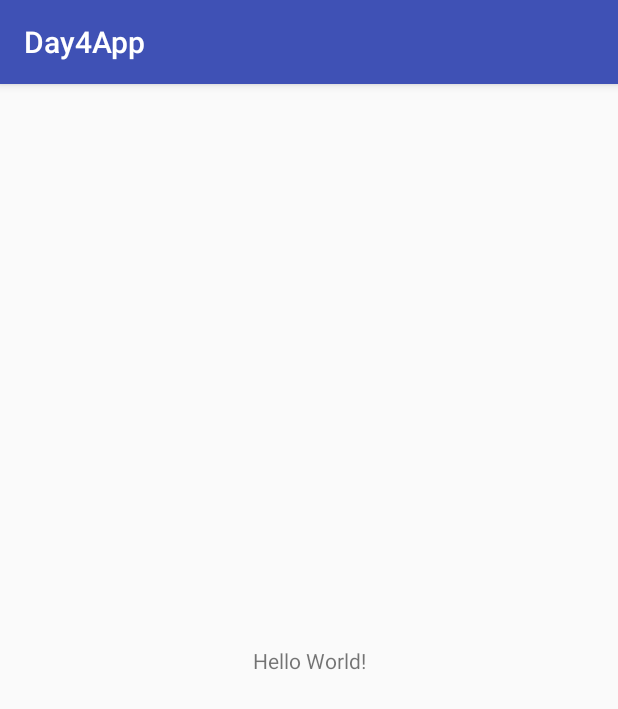
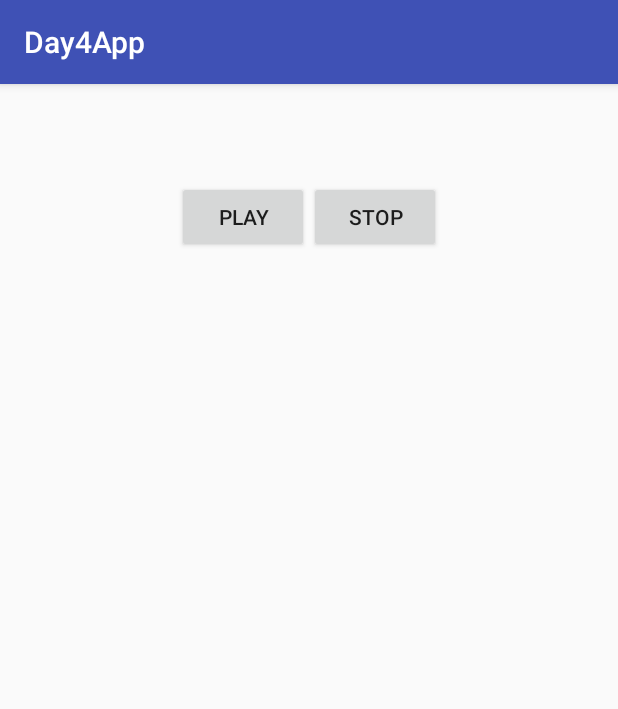
Before and after one commit to kolboch/MusicApp, an Android app: the screen it shows after launch (MainActivity), on a phone screen of 412 x 824 dp. Shown: the top 709 px of the screen. Run offline under Robolectric (Android 15) with nearby library versions, the phone set to English and light mode, and no system bars.

Commit message:
demo play and stop

```diff
--- a/app/build.gradle
+++ b/app/build.gradle
@@ -1,6 +1,7 @@
 apply plugin: 'com.android.application'
 apply plugin: 'kotlin-android'
 apply plugin: 'kotlin-android-extensions'
+apply plugin: 'org.jetbrains.kotlin.android.extensions'
 
 android {
     compileSdkVersion 26
@@ -21,6 +22,10 @@ android {
     }
 }
 
+androidExtensions {
+    experimental = true
+}
+
 dependencies {
     compile fileTree(dir: 'libs', include: ['*.jar'])
     androidTestCompile('com.android.support.test.espresso:espresso-core:2.2.2', {
--- a/app/src/main/AndroidManifest.xml
+++ b/app/src/main/AndroidManifest.xml
@@ -1,6 +1,10 @@
 <?xml version="1.0" encoding="utf-8"?>
 <manifest xmlns:android="http://schemas.android.com/apk/res/android"
           package="com.kb.example.day4app">
+
+    <uses-permission android:name="android.permission.WRITE_EXTERNAL_STORAGE"/>
+    <uses-permission android:name="android.permission.READ_EXTERNAL_STORAGE"/>
+    <uses-permission android:name="android.permission.WAKE_LOCK"/>
 
     <application
         android:allowBackup="true"
--- a/app/src/main/java/com/kb/example/day4app/MainActivity.kt
+++ b/app/src/main/java/com/kb/example/day4app/MainActivity.kt
@@ -1,12 +1,98 @@
 package com.kb.example.day4app
 
+import android.content.ContentUris
+import android.media.AudioManager
+import android.media.MediaPlayer
+import android.net.Uri
 import android.os.Bundle
+import android.os.PowerManager
+import android.provider.BaseColumns._ID
+import android.provider.MediaStore
+import android.provider.MediaStore.Audio.AudioColumns.*
+import android.provider.MediaStore.Audio.Media.EXTERNAL_CONTENT_URI
+import android.provider.MediaStore.MediaColumns.TITLE
 import android.support.v7.app.AppCompatActivity
+import kotlinx.android.synthetic.main.activity_main.*
+import java.io.IOException
+import java.util.*
 
-class MainActivity : AppCompatActivity() {
+class MainActivity : AppCompatActivity(), MediaPlayer.OnPreparedListener, MediaPlayer.OnErrorListener, MediaPlayer.OnCompletionListener {
+
+    private val player by lazy {
+        MediaPlayer().apply {
+            setWakeMode(applicationContext, PowerManager.PARTIAL_WAKE_LOCK)
+            setAudioStreamType(AudioManager.STREAM_MUSIC)
+            setOnPreparedListener(this@MainActivity)
+            setOnErrorListener(this@MainActivity)
+            setOnCompletionListener(this@MainActivity)
+        }
+    }
+
+    private var songs: MutableList<Song> = mutableListOf()
+    private var currentSongPosition = 0
 
     override fun onCreate(savedInstanceState: Bundle?) {
         super.onCreate(savedInstanceState)
         setContentView(R.layout.activity_main)
+        retrieveDeviceSongList()
+        onListenersSetup()
+    }
+
+    private fun onListenersSetup() {
+        buttonPlay.setOnClickListener {
+            prepareMediaPlayer()
+        }
+
+        buttonStop.setOnClickListener {
+            player.stop()
+        }
+    }
+
+    fun prepareMediaPlayer() {
+        player.reset()
+        val currentlyPlayedSong = songs[currentSongPosition]
+        val currentSongId = currentlyPlayedSong.id
+        val trackUri = ContentUris.withAppendedId(MediaStore.Audio.Media.EXTERNAL_CONTENT_URI, currentSongId)
+
+        try {
+            player.setDataSource(applicationContext, trackUri)
+        } catch (ex: IOException) {
+            ex.printStackTrace()
+        }
+        player.prepareAsync()
+    }
+
+    override fun onCompletion(mediaPlayer: MediaPlayer) = Unit
+
+    override fun onError(mediaPlayer: MediaPlayer, what: Int, extra: Int) = false
+
+    override fun onPrepared(mediaPlayer: MediaPlayer) = player.start()
+
+    private fun retrieveDeviceSongList() {
+        songs = mutableListOf()
+        val musicResolver = contentResolver
+        val musicCursor = musicResolver.query(EXTERNAL_CONTENT_URI, null, null, null, null)
+
+        if (musicCursor != null && musicCursor.moveToFirst()) {
+            val titleColumn = musicCursor.getColumnIndex(TITLE)
+            val idColumn = musicCursor.getColumnIndex(_ID)
+            val artistColumn = musicCursor.getColumnIndex(ARTIST)
+            val albumCoverColumn = musicCursor.getColumnIndex(ALBUM_ID)
+            val albumNameColumn = musicCursor.getColumnIndex(ALBUM)
+            val durationColumn = musicCursor.getColumnIndex(DURATION)
+            do {
+                val thisId = musicCursor.getLong(idColumn)
+                val songTitle = musicCursor.getString(titleColumn)
+                val songArtist = musicCursor.getString(artistColumn)
+                val songAlbum = musicCursor.getString(albumNameColumn)
+                val albumCoverId = musicCursor.getLong(albumCoverColumn)
+                val albumCoverUriPath = Uri.parse("content://media/external/audio/albumart")
+                val albumArtUri = ContentUris.withAppendedId(albumCoverUriPath, albumCoverId)
+                val songDuration = musicCursor.getLong(durationColumn)
+                songs.add(Song(thisId, songTitle, songArtist, songAlbum, albumArtUri, songDuration.toInt()))
+            } while (musicCursor.moveToNext())
+        }
+        musicCursor?.close()
+        Collections.sort<Song>(songs) { lhs, rhs -> lhs.title.compareTo(rhs.title) }
     }
 }
--- a/app/src/main/res/layout/activity_main.xml
+++ b/app/src/main/res/layout/activity_main.xml
@@ -1,19 +1,54 @@
 <?xml version="1.0" encoding="utf-8"?>
-<android.support.constraint.ConstraintLayout
+<LinearLayout
     xmlns:android="http://schemas.android.com/apk/res/android"
     xmlns:app="http://schemas.android.com/apk/res-auto"
     xmlns:tools="http://schemas.android.com/tools"
     android:layout_width="match_parent"
     android:layout_height="match_parent"
+    android:orientation="vertical"
     tools:context="com.kb.example.day4app.MainActivity">
 
-    <TextView
+    <LinearLayout
+        android:layout_width="match_parent"
+        android:layout_height="wrap_content"
+        android:orientation="horizontal">
+
+        <TextView
+            android:id="@+id/songTitle"
+            android:layout_width="0dp"
+            android:layout_height="wrap_content"
+            android:layout_weight="1"
+            android:padding="16dp"
+            android:textSize="24sp"
+            tools:text="Makarena"/>
+
+        <TextView
+            android:id="@+id/songAuthor"
+            android:layout_width="0dp"
+            android:layout_height="wrap_content"
+            android:layout_weight="1"
+            android:gravity="end"
+            android:padding="16dp"
+            android:textSize="24sp"
+            tools:text="50 cent"/>
+    </LinearLayout>
+
+    <LinearLayout
         android:layout_width="wrap_content"
         android:layout_height="wrap_content"
-        android:text="Hello World!"
-        app:layout_constraintBottom_toBottomOf="parent"
-        app:layout_constraintLeft_toLeftOf="parent"
-        app:layout_constraintRight_toRightOf="parent"
-        app:layout_constraintTop_toTopOf="parent"/>
+        android:layout_gravity="center"
+        android:orientation="horizontal">
 
-</android.support.constraint.ConstraintLayout>
+        <Button
+            android:id="@+id/buttonPlay"
+            android:layout_width="wrap_content"
+            android:layout_height="wrap_content"
+            android:text="@string/play"/>
+
+        <Button
+            android:id="@+id/buttonStop"
+            android:layout_width="wrap_content"
+            android:layout_height="wrap_content"
+            android:text="@string/stop"/>
+    </LinearLayout>
+</LinearLayout>
--- a/app/src/main/res/values/strings.xml
+++ b/app/src/main/res/values/strings.xml
@@ -1,3 +1,5 @@
 <resources>
     <string name="app_name">Day4App</string>
+    <string name="play">Play</string>
+    <string name="stop">Stop</string>
 </resources>
```
Also changed, not shown: app/src/main/java/com/kb/example/day4app/MediaPlayerUtils.kt (added, +7 -0 lines), app/src/main/java/com/kb/example/day4app/Song.kt (added, +19 -0 lines).
